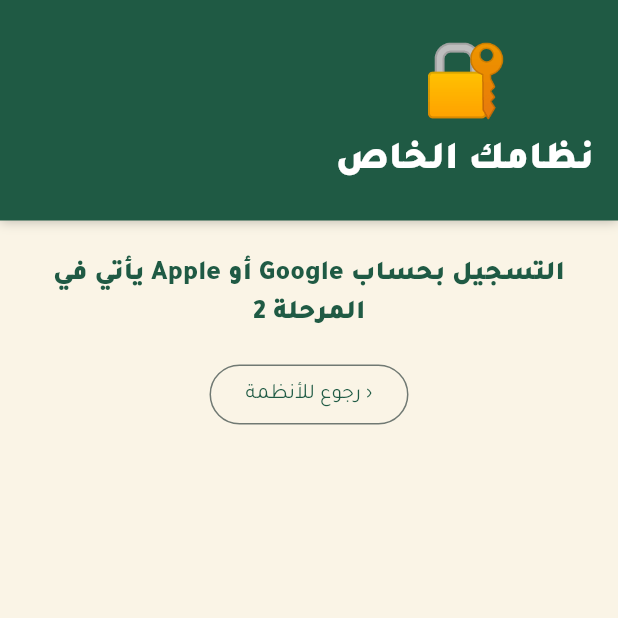
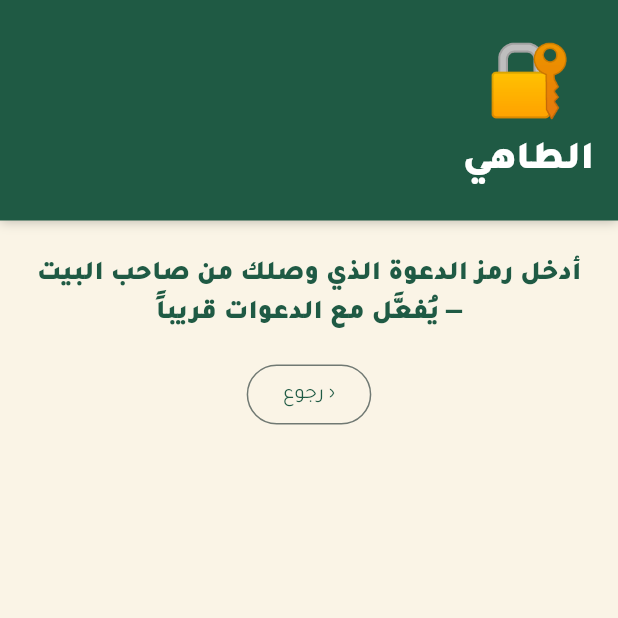
Before and after one commit to tooooot/sufrati-flutter, a Flutter app: the ComingNextScreen screen opened by its route, on a phone screen of 412 x 824 dp, the top half of it. Run offline on Flutter 3.47's test engine with Material 3 defaults, Android fonts, the phone set to English and light mode, and no system bars; our stand-ins replace adhan, cloud_firestore, firebase_auth, firebase_core, go_router, google_sign_in and 1 more; accounts and stored records are empty; network calls fail.

Commit message:
Login first (Google/Apple) then role choice; rename cook to الطاهي; session tests
Co-Authored-By: Claude Sonnet 5.5 <noreply@anthropic.com>

```diff
--- a/lib/auth/roles.dart
+++ b/lib/auth/roles.dart
@@ -39,7 +39,7 @@ const Map<Perm, Set<Role>> _matrix = {
 
 bool can(Role role, Perm perm) => _matrix[perm]!.contains(role);
 
-/// من يستطيع دعوة من: المدير أيّاً كان، الصاحب ← طباخ/طبيب، الطبيب ← مريض (صاحب بيت)، الطباخ لا أحد.
+/// من يستطيع دعوة من: المدير أيّاً كان، الصاحب ← الطاهي/طبيب، الطبيب ← مريض (صاحب بيت)، الطباخ لا أحد.
 bool canInvite(Role inviter, Role invitee) => switch (inviter) {
       Role.admin => invitee != Role.admin,
       Role.owner => invitee == Role.cook || invitee == Role.doctor,
--- /dev/null
+++ b/lib/auth/session.dart
@@ -0,0 +1,30 @@
+// جلسة المستخدم: الدخول (Google/Apple) ثم اختيار الدور. الراوتر يقرأ منها ليقرّر أي شاشة تظهر.
+// الدور المختار محفوظ في الذاكرة فقط حالياً؛ يصير عضوية دائمة في Firestore (households.members) بعد نشر القواعد.
+import 'package:flutter/foundation.dart';
+
+import 'auth_service.dart';
+import 'roles.dart';
+
+class Session extends ChangeNotifier {
+  final AuthService auth;
+  Role? _role;
+
+  Session(this.auth) {
+    auth.addListener(() {
+      if (auth.user == null) _role = null; // خروج ← يُنسى الدور
+      notifyListeners();
+    });
+  }
+
+  AppUser? get user => auth.user;
+  bool get signedIn => user != null;
+
+  /// المدير لا يحتاج اختيار دور.
+  Role? get role => (user?.isAdmin ?? false) ? Role.admin : _role;
+  bool get needsRole => signedIn && role == null;
+
+  void chooseRole(Role r) {
+    _role = r;
+    notifyListeners();
+  }
+}
--- a/lib/data/i18n.dart
+++ b/lib/data/i18n.dart
@@ -1,4 +1,4 @@
-// ترجمات لوحة الطباخ (عربي/إنجليزي/أمهري) — من assets/data/i18n.json (مُصدَّرة من maeda/app/i18n.py).
+// ترجمات لوحة الطاهي (عربي/إنجليزي/أمهري) — من assets/data/i18n.json (مُصدَّرة من maeda/app/i18n.py).
 import 'dart:convert';
 
 import 'package:flutter/services.dart' show rootBundle;
--- a/lib/main.dart
+++ b/lib/main.dart
@@ -7,6 +7,7 @@ import 'package:go_router/go_router.dart';
 
 import 'auth/auth_service.dart';
 import 'auth/firebase_auth_service.dart';
+import 'auth/session.dart';
 import 'firebase_options.dart';
 import 'data/household.dart';
 import 'data/i18n.dart';
@@ -18,6 +19,7 @@ import 'screens/demo_screen.dart';
 import 'screens/login_screen.dart';
 import 'screens/patient_screen.dart';
 import 'screens/program_preview_screen.dart';
+import 'screens/role_screen.dart';
 import 'screens/start_screen.dart';
 import 'theme.dart';
 
@@ -45,7 +47,23 @@ class SufratiApp extends StatelessWidget {
   late final _demo = LocalStore(library,
       Household(id: 'demo', label: 'بيت تجريبي', programId: 'kidney_salama', eaters: 2, cookName: 'ماريا'));
 
-  late final _router = GoRouter(routes: [
+  // الجلسة: الدخول أولاً (Google/Apple) ثم اختيار الدور. التصفح والمعاينة يبقيان متاحين بلا حساب.
+  late final _session = Session(auth);
+
+  static bool _isPublic(String p) =>
+      p == '/login' || p == '/browse' || p.startsWith('/programs/') || p.startsWith('/demo');
+
+  late final _router = GoRouter(refreshListenable: _session, redirect: (_, state) {
+    final p = state.matchedLocation;
+    if (!_session.signedIn) return _isPublic(p) ? null : '/login';
+    if (p == '/login') return _session.needsRole ? '/role' : '/';
+    if (_session.needsRole && !_isPublic(p) && p != '/role') return '/role';
+    return null;
+  }, routes: [
+    GoRoute(path: '/role', builder: (_, _) => RoleScreen(session: _session)),
+    GoRoute(path: '/browse', builder: (_, _) => StartScreen(library: library)),
+    GoRoute(path: '/join', builder: (_, _) => const ComingNextScreen(title: 'الطاهي', message: 'أدخل رمز الدعوة الذي وصلك من صاحب البيت — يُفعَّل مع الدعوات قريباً')),
+    GoRoute(path: '/doctor-request', builder: (_, _) => const ComingNextScreen(title: 'الطبيب', message: 'يُرسَل طلبك لمدير سفرتي للموافقة — يُفعَّل قريباً')),
     GoRoute(path: '/login', builder: (_, s) => LoginScreen(auth: auth, next: s.uri.queryParameters['next'] ?? '/')),
     GoRoute(path: '/', builder: (_, _) => StartScreen(library: library)),
     GoRoute(path: '/programs/:id',
--- a/lib/screens/coming_next_screen.dart
+++ b/lib/screens/coming_next_screen.dart
@@ -7,7 +7,8 @@ import '../widgets/common.dart';
 /// مكان التسجيل حتى المرحلة 2 (Firebase + الدخول بـ Google/Apple).
 class ComingNextScreen extends StatelessWidget {
   final String title;
-  const ComingNextScreen({super.key, required this.title});
+  final String message;
+  const ComingNextScreen({super.key, required this.title, this.message = 'التسجيل بحساب Google أو Apple يأتي في المرحلة 2'});
 
   @override
   Widget build(BuildContext context) => Scaffold(
@@ -16,10 +17,10 @@ class ComingNextScreen extends StatelessWidget {
           Padding(
             padding: const EdgeInsets.all(24),
             child: Column(children: [
-              const Text('التسجيل بحساب Google أو Apple يأتي في المرحلة 2',
+              Text(message,
                   textAlign: TextAlign.center, style: TextStyle(fontSize: 18, fontWeight: black, color: Brand.green)),
               const SizedBox(height: 16),
-              OutlinedButton(onPressed: () => context.go('/'), child: const Text('‹ رجوع للأنظمة')),
+              OutlinedButton(onPressed: () => context.go('/'), child: const Text('‹ رجوع')),
             ]),
           ),
         ]),
--- a/lib/screens/cook_screen.dart
+++ b/lib/screens/cook_screen.dart
@@ -13,7 +13,7 @@ import '../theme.dart';
 import '../widgets/common.dart';
 import '../widgets/tabs_scaffold.dart';
 
-/// لوحة الطباخ — نقل لـ cook.html: الوجبة القادمة الآن · وجبات اليوم بالصور والطريقة · «جاهز» · 3 لغات.
+/// لوحة الطاهي — نقل لـ cook.html: الوجبة القادمة الآن · وجبات اليوم بالصور والطريقة · «جاهز» · 3 لغات.
 /// (تنبيهات الجوال المحلية تُضاف في بناء الأندرويد/الآيفون — لا تعمل في معاينة المتصفح.)
 class CookScreen extends StatefulWidget {
   final HouseholdStore store;
--- a/lib/screens/demo_screen.dart
+++ b/lib/screens/demo_screen.dart
@@ -11,13 +11,13 @@ class DemoScreen extends StatelessWidget {
   @override
   Widget build(BuildContext context) => Scaffold(
         body: ListView(padding: EdgeInsets.zero, children: [
-          const GreenHeader(icon: '🧪', title: 'معاينة اللوحات', subtitle: 'بيت تجريبي — نظام الكلى، شخصان، الطباخة ماريا'),
+          const GreenHeader(icon: '🧪', title: 'معاينة اللوحات', subtitle: 'بيت تجريبي — نظام الكلى، شخصان، الطاهي ماريا'),
           Padding(
             padding: const EdgeInsets.all(16),
             child: Column(crossAxisAlignment: CrossAxisAlignment.stretch, children: [
               for (final (icon, title, sub, path) in [
                 ('👤', 'لوحة المريض / صاحب البيت', 'الوجبات · المشتريات · تعديل الأسبوع القادم', '/demo/me'),
-                ('👩‍🍳', 'لوحة الطباخ', 'الوجبة القادمة · الطريقة · «جاهز» · 3 لغات', '/demo/cook'),
+                ('👩‍🍳', 'لوحة الطاهي', 'الوجبة القادمة · الطريقة · «جاهز» · 3 لغات', '/demo/cook'),
               ]) ...[
                 CardBox(
                   onTap: () => context.go(path),
--- a/lib/screens/login_screen.dart
+++ b/lib/screens/login_screen.dart
@@ -40,7 +40,7 @@ class _LoginScreenState extends State<LoginScreen> {
     final a = widget.auth;
     return Scaffold(
       body: ListView(padding: EdgeInsets.zero, children: [
-        const GreenHeader(icon: '🍽️', title: 'سفرتي', subtitle: 'سجّل دخولك لتصل إلى بيتك وخطتك'),
+        const GreenHeader(icon: '🍽️', title: 'سفرتي', subtitle: 'سجّل دخولك بحساب Google أو Apple ثم حدّد دورك'),
         Center(
           child: ConstrainedBox(
             constraints: const BoxConstraints(maxWidth: 420),
@@ -72,7 +72,7 @@ class _LoginScreenState extends State<LoginScreen> {
                   child: const Text('سياسة الخصوصية'),
                 ),
                 const Divider(height: 40),
-                TextButton(onPressed: () => context.go('/start'), child: const Text('تصفّح الأنظمة بلا تسجيل')),
+                TextButton(onPressed: () => context.go('/browse'), child: const Text('تصفّح الأنظمة بلا تسجيل')),
               ]),
             ),
           ),
```
Also changed, not shown: lib/screens/role_screen.dart (added, +63 -0 lines), 2 other files.
